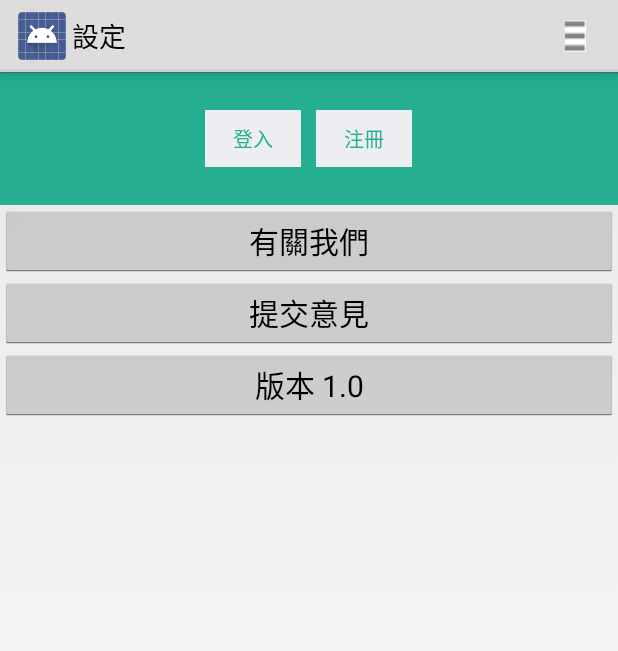
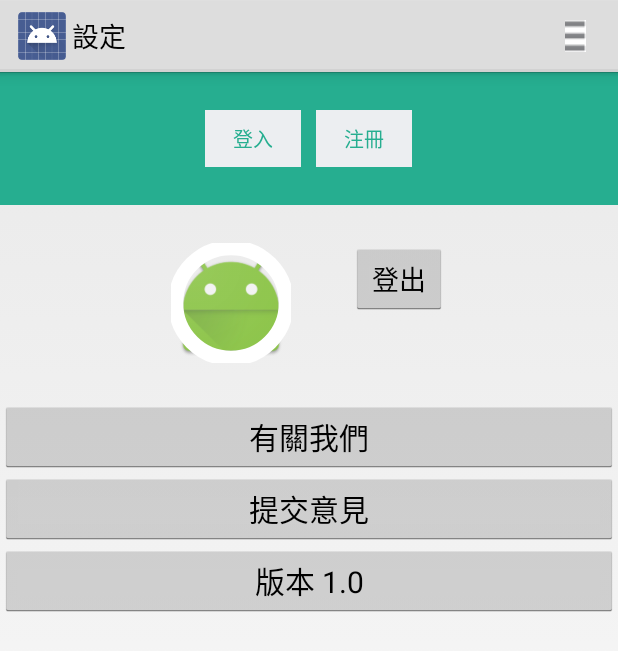
Before and after one commit to tak1hk2002/juz4fun_test, an Android app: the fragment Setting placed in its activity, on a phone screen of 412 x 824 dp. Shown: the top 651 px of the screen. Run offline under Robolectric (Android 15) with nearby library versions, the phone set to English and light mode, and no system bars; libraries missing offline, so code that uses them is left out: com.facebook; 3 statements that could not run were skipped.

Commit message:
alan_01/11/2015_01:45

```diff
--- a/app/src/main/AndroidManifest.xml
+++ b/app/src/main/AndroidManifest.xml
@@ -28,7 +28,7 @@
 
         <!--android:theme="@style/AppTheme"-->
         <activity
-            android:name=".TestActivity"
+            android:name=".MainActivity"
             android:label="@string/app_name" >
             <intent-filter>
                 <action android:name="android.intent.action.MAIN" />
@@ -50,6 +50,10 @@
             android:screenOrientation="portrait"/>
         <activity
             android:name=".MapsActivity"
+            android:label="@string/title_activity_maps"
+            />
+        <activity
+            android:name=".TestActivity"
             android:label="@string/title_activity_maps"
             />
         <activity
--- a/app/src/main/java/com/company/damonday/CompanyInfo/CompanySQLiteHandler.java
+++ b/app/src/main/java/com/company/damonday/CompanyInfo/CompanySQLiteHandler.java
@@ -8,11 +8,10 @@ import android.database.sqlite.SQLiteOpenHelper;
 import android.text.format.Time;
 import android.util.Log;
 
-import com.company.damonday.Login.SQLiteHandler;
+import com.company.damonday.Login.LoginSQLiteHandler;
 import com.company.damonday.MyFavourites.MyFavouritesObject;
 
 import java.util.ArrayList;
-import java.util.HashMap;
 import java.util.List;
 
 /**
@@ -20,7 +19,7 @@ import java.util.List;
  */
 public class CompanySQLiteHandler extends SQLiteOpenHelper {
 
-    private static final String TAG = SQLiteHandler.class.getSimpleName();
+    private static final String TAG = LoginSQLiteHandler.class.getSimpleName();
 
     // All Static variables
     // Database Version
--- a/app/src/main/java/com/company/damonday/Login/DisplayLogin.java
+++ b/app/src/main/java/com/company/damonday/Login/DisplayLogin.java
@@ -7,7 +7,6 @@ import android.view.View;
 import android.widget.Button;
 import android.widget.TextView;
 
-import com.company.damonday.MainActivity;
 import com.company.damonday.R;
 
 import java.util.HashMap;
@@ -20,7 +19,7 @@ public class DisplayLogin extends Activity{
     private TextView txtEmail;
     private Button btnLogout;
 
-    private SQLiteHandler db;
+    private LoginSQLiteHandler db;
     private SessionManager session;
 
     @Override
@@ -33,7 +32,7 @@ public class DisplayLogin extends Activity{
         btnLogout = (Button) findViewById(R.id.btnLogout);
 
         // SqLite database handler
-        db = new SQLiteHandler(getApplicationContext());
+        db = new LoginSQLiteHandler(getApplicationContext());
 
         // session manager
         session = new SessionManager(getApplicationContext());
--- a/app/src/main/java/com/company/damonday/Login/Fragment/Fragment_Registration.java
+++ b/app/src/main/java/com/company/damonday/Login/Fragment/Fragment_Registration.java
@@ -21,7 +21,7 @@ import com.android.volley.VolleyError;
 import com.android.volley.toolbox.StringRequest;
 import com.company.damonday.Login.FragmentTabs;
 import com.company.damonday.function.APIConfig;
-import com.company.damonday.Login.SQLiteHandler;
+import com.company.damonday.Login.LoginSQLiteHandler;
 import com.company.damonday.Login.SessionManager;
 import com.company.damonday.MainActivity;
 import com.company.damonday.R;
@@ -45,7 +45,7 @@ public class Fragment_Registration extends Fragment {
     private EditText inputConfirmedPassword;
     private ProgressDialog pDialog;
     private SessionManager session;
-    private SQLiteHandler db;
+    private LoginSQLiteHandler db;
     private View v;
     private TabHost mTabHost;
 
@@ -75,7 +75,7 @@ public class Fragment_Registration extends Fragment {
         session = new SessionManager(getActivity());
 
         // SQLite database handler
-        db = new SQLiteHandler(getActivity());
+        db = new LoginSQLiteHandler(getActivity());
 
         // Check if user is already logged in or not
         if (session.isLoggedIn()) {
--- a/app/src/main/java/com/company/damonday/Login/SQLiteHandler.java
+++ b/app/src/main/java/com/company/damonday/Login/LoginSQLiteHandler.java
@@ -12,9 +12,9 @@ import android.database.sqlite.SQLiteDatabase;
 import android.database.sqlite.SQLiteOpenHelper;
 import android.util.Log;
 
-public class SQLiteHandler extends SQLiteOpenHelper {
+public class LoginSQLiteHandler extends SQLiteOpenHelper {
 
-    private static final String TAG = SQLiteHandler.class.getSimpleName();
+    private static final String TAG = LoginSQLiteHandler.class.getSimpleName();
 
     // All Static variables
     // Database Version
@@ -32,7 +32,7 @@ public class SQLiteHandler extends SQLiteOpenHelper {
     private static final String KEY_USERNAME = "username";
     //private static final String KEY_UID = "uid";
 
-    public SQLiteHandler(Context context) {
+    public LoginSQLiteHandler(Context context) {
         super(context, DATABASE_NAME, null, DATABASE_VERSION);
     }
 
--- a/app/src/main/java/com/company/damonday/Setting/Setting.java
+++ b/app/src/main/java/com/company/damonday/Setting/Setting.java
@@ -10,28 +10,42 @@ import android.view.ViewGroup;
 import android.widget.Button;
 import android.widget.LinearLayout;
 
+import com.company.damonday.Login.SessionManager;
 import com.company.damonday.R;
+import com.facebook.AccessToken;
 
 /**
  * Created by tom on 21/6/15.
  */
 public class Setting extends Fragment {
-private LinearLayout islogouted;
+    private LinearLayout islogouted, islogined;
+
+    private SessionManager session;
 
     @Override
     public void onCreate(Bundle savedInstanceState) {
         super.onCreate(savedInstanceState);
         //setContentView(R.layout.setting);
+        session = new SessionManager(getActivity());
 
 
 
     }
 
     public View onCreateView(LayoutInflater inflater, ViewGroup container, Bundle savedInstanceState) {
+        getActivity().getActionBar().setTitle(R.string.setting);
         View view = inflater.inflate(R.layout.setting, container, false);
-        getActivity().getActionBar().setTitle(R.string.setting);
-        islogouted = (LinearLayout)view.findViewById(R.id.logined);
-        islogouted.setVisibility(View.GONE);
+        islogined = (LinearLayout) view.findViewById(R.id.logined);
+        islogouted = (LinearLayout)view.findViewById(R.id.logouted);
+        if(session.isLoggedIn() || AccessToken.getCurrentAccessToken() != null){
+            islogouted.setVisibility(View.GONE);
+
+        }
+        else{
+            islogined.setVisibility(View.GONE);
+        }
+
+
 
 
 
--- /dev/null
+++ b/app/src/main/res/drawable/setting_circle.xml
@@ -0,0 +1,12 @@
+<?xml version="1.0" encoding="utf-8"?>
+<shape xmlns:android="http://schemas.android.com/apk/res/android"
+    android:innerRadius="0dp"
+    android:shape="ring"
+    android:thicknessRatio="1.9"
+    android:useLevel="false">
+    <solid android:color="@android:color/transparent" />
+
+    <stroke
+        android:width="10dp"
+        android:color="@android:color/white" />
+</shape>
--- /dev/null
+++ b/app/src/main/res/drawable/setting_circle_layer.xml
@@ -0,0 +1,7 @@
+<?xml version="1.0" encoding="utf-8"?>
+<layer-list xmlns:android="http://schemas.android.com/apk/res/android" >
+
+    <item android:drawable="@drawable/ic_launcher"/>
+    <item android:drawable="@drawable/setting_circle"/>
+
+</layer-list>
--- a/app/src/main/res/layout/setting.xml
+++ b/app/src/main/res/layout/setting.xml
@@ -9,10 +9,10 @@
     android:orientation="horizontal"
     android:layout_width="fill_parent"
     android:layout_height="wrap_content"
-        android:id="@+id/logouted"
-        android:gravity="center_horizontal"
-android:padding="25dp"
-        android:background="@color/bg_login">
+    android:id="@+id/logouted"
+    android:gravity="center_horizontal"
+    android:padding="25dp"
+    android:background="@color/bg_login">
 
         <Button
             android:layout_width="wrap_content"
@@ -40,14 +40,23 @@ android:padding="25dp"
         android:layout_width="fill_parent"
         android:layout_height="wrap_content"
         android:id="@+id/logined"
+        android:gravity="center_horizontal"
+        android:padding="25dp">
 
-        android:background="#ABA799" >
+        <ImageView
+            android:layout_width="80dp"
+            android:layout_height="80dp"
+            android:background="@drawable/setting_circle_layer"
+            android:layout_marginRight="20dp"
+            android:layout_marginLeft="20dp"/>
 
         <Button
             android:layout_width="wrap_content"
             android:layout_height="wrap_content"
             android:text="登出"
-            android:id="@+id/button5" />
+            android:id="@+id/button5"
+            android:layout_marginRight="20dp"
+            android:layout_marginLeft="20dp"/>
 
        />
     </LinearLayout>
```
Also changed, not shown: app/src/main/java/com/company/damonday/CompanyInfo/Fragment/ViewWriteComment/Fragment_ViewWriteComment.java (+0 -13 lines), app/src/main/java/com/company/damonday/CompanyInfo/FragmentTabs_try.java (+25 -15 lines), app/src/main/java/com/company/damonday/Login/Fragment/Fragment_Login.java (+48 -3 lines), 1 other file.
